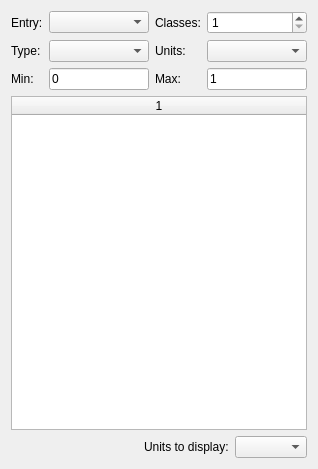
Before: the Qt Designer form GUIDialogs/GridEditor/DimensionParameters.ui in DyssolTEC/Dyssol-open, drawn with Qt 5.
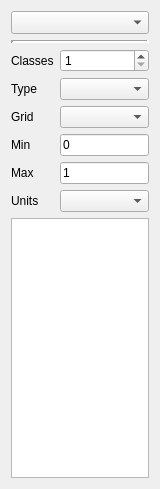
After: the same form once the commit is applied. Icons and pictures are not drawn. Custom widgets are drawn as their Qt base class.

Patch:
```diff
--- a/GUIDialogs/GridEditor/DimensionParameters.ui
+++ b/GUIDialogs/GridEditor/DimensionParameters.ui
@@ -6,8 +6,8 @@
    <rect>
     <x>0</x>
     <y>0</y>
-    <width>318</width>
-    <height>469</height>
+    <width>160</width>
+    <height>489</height>
    </rect>
   </property>
   <property name="windowTitle">
@@ -17,41 +17,184 @@
    <iconset resource="../../DyssolMainWindow/Resources.qrc">
     <normaloff>:/Icons/WinIcon</normaloff>:/Icons/WinIcon</iconset>
   </property>
-  <layout class="QVBoxLayout" name="verticalLayout" stretch="0,1,0">
+  <layout class="QVBoxLayout" name="verticalLayout" stretch="0,0,0,1">
+   <item>
+    <widget class="QComboBox" name="comboDistribution">
+     <property name="font">
+      <font>
+       <pointsize>10</pointsize>
+      </font>
+     </property>
+     <property name="toolTip">
+      <string>Distribution type</string>
+     </property>
+     <property name="statusTip">
+      <string>Distribution type</string>
+     </property>
+     <property name="whatsThis">
+      <string>Distribution type</string>
+     </property>
+    </widget>
+   </item>
+   <item>
+    <widget class="Line" name="line">
+     <property name="frameShadow">
+      <enum>QFrame::Sunken</enum>
+     </property>
+     <property name="lineWidth">
+      <number>3</number>
+     </property>
+     <property name="orientation">
+      <enum>Qt::Horizontal</enum>
+     </property>
+    </widget>
+   </item>
    <item>
     <layout class="QGridLayout" name="gridLayout">
-     <item row="0" column="1">
-      <widget class="QComboBox" name="comboBoxGridEntry"/>
-     </item>
-     <item row="0" column="2">
-      <widget class="QLabel" name="label">
+     <item row="5" column="0">
+      <widget class="QLabel" name="labelUnits">
+       <property name="toolTip">
+        <string>Units for PSD grid</string>
+       </property>
+       <property name="statusTip">
+        <string>Units for PSD grid</string>
+       </property>
+       <property name="whatsThis">
+        <string>Units for PSD grid</string>
+       </property>
        <property name="text">
-        <string>Classes:</string>
+        <string>Units</string>
        </property>
       </widget>
      </item>
-     <item row="0" column="0">
-      <widget class="QLabel" name="label_3">
+     <item row="4" column="0">
+      <widget class="QLabel" name="labelMax">
+       <property name="toolTip">
+        <string>Maximum grid limit</string>
+       </property>
+       <property name="statusTip">
+        <string>Maximum grid limit</string>
+       </property>
+       <property name="whatsThis">
+        <string>Maximum grid limit</string>
+       </property>
        <property name="text">
-        <string>Entry:</string>
+        <string>Max</string>
        </property>
       </widget>
      </item>
-     <item row="1" column="3">
-      <widget class="QComboBox" name="comboBoxUnits"/>
-     </item>
      <item row="1" column="0">
       <widget class="QLabel" name="labelDistrFunction">
        <property name="text">
-        <string>Type:</string>
+        <string>Type</string>
+       </property>
+      </widget>
+     </item>
+     <item row="2" column="0">
+      <widget class="QLabel" name="labelFun">
+       <property name="toolTip">
+        <string>Function to define grid</string>
+       </property>
+       <property name="statusTip">
+        <string>Function to define grid</string>
+       </property>
+       <property name="whatsThis">
+        <string>Function to define grid</string>
+       </property>
+       <property name="text">
+        <string>Grid</string>
+       </property>
+      </widget>
+     </item>
+     <item row="5" column="1">
+      <widget class="QComboBox" name="comboUnits">
+       <property name="toolTip">
+        <string>Units for PSD grid</string>
+       </property>
+       <property name="statusTip">
+        <string>Units for PSD grid</string>
+       </property>
+       <property name="whatsThis">
+        <string>Units for PSD grid</string>
+       </property>
+      </widget>
+     </item>
+     <item row="3" column="0">
+      <widget class="QLabel" name="labelMin">
+       <property name="toolTip">
+        <string>Minimum grid limit</string>
+       </property>
+       <property name="statusTip">
+        <string>Minimum grid limit</string>
+       </property>
+       <property name="whatsThis">
+        <string>Minimum grid limit</string>
+       </property>
+       <property name="text">
+        <string>Min</string>
+       </property>
+      </widget>
+     </item>
+     <item row="3" column="1">
+      <widget class="QLineEdit" name="lineMin">
+       <property name="toolTip">
+        <string>Minimum grid limit</string>
+       </property>
+       <property name="statusTip">
+        <string>Minimum grid limit</string>
+       </property>
+       <property name="whatsThis">
+        <string>Minimum grid limit</string>
+       </property>
+       <property name="text">
+        <string>0</string>
+       </property>
+      </widget>
+     </item>
+     <item row="2" column="1">
+      <widget class="QComboBox" name="comboFun">
+       <property name="toolTip">
+        <string>Function to define grid</string>
+       </property>
+       <property name="statusTip">
+        <string>Function to define grid</string>
+       </property>
+       <property name="whatsThis">
+        <string>Function to define grid</string>
        </property>
       </widget>
      </item>
      <item row="1" column="1">
-      <widget class="QComboBox" name="comboBoxGridFun"/>
+      <widget class="QComboBox" name="comboEntry">
+       <property name="toolTip">
+        <string>Grid type</string>
+       </property>
+       <property name="statusTip">
+        <string>Grid type</string>
+       </property>
+       <property name="whatsThis">
+        <string>Grid type</string>
+       </property>
+      </widget>
      </item>
-     <item row="0" column="3">
-      <widget class="QSpinBox" name="spinBoxClasses">
+     <item row="0" column="0">
+      <widget class="QLabel" name="labelClasses">
+       <property name="statusTip">
+        <string>Number of classes</string>
+       </property>
+       <property name="accessibleName">
+        <string>Number of classes</string>
+       </property>
+       <property name="accessibleDescription">
+        <string>Number of classes</string>
+       </property>
+       <property name="text">
+        <string>Classes</string>
+       </property>
+      </widget>
+     </item>
+     <item row="0" column="1">
+      <widget class="QSpinBox" name="spinClasses">
        <property name="sizePolicy">
         <sizepolicy hsizetype="Preferred" vsizetype="Fixed">
          <horstretch>0</horstretch>
@@ -66,36 +209,17 @@
        </property>
       </widget>
      </item>
-     <item row="1" column="2">
-      <widget class="QLabel" name="labelUnits">
-       <property name="text">
-        <string>Units:</string>
+     <item row="4" column="1">
+      <widget class="QLineEdit" name="lineMax">
+       <property name="toolTip">
+        <string>Maximum grid limit</string>
        </property>
-      </widget>
-     </item>
-     <item row="2" column="2">
-      <widget class="QLabel" name="labelMax">
-       <property name="text">
-        <string>Max:</string>
+       <property name="statusTip">
+        <string>Maximum grid limit</string>
        </property>
-      </widget>
-     </item>
-     <item row="2" column="0">
-      <widget class="QLabel" name="labelMin">
-       <property name="text">
-        <string>Min:</string>
+       <property name="whatsThis">
+        <string>Maximum grid limit</string>
        </property>
-      </widget>
-     </item>
-     <item row="2" column="1">
-      <widget class="QLineEdit" name="lineEditLimitMin">
-       <property name="text">
-        <string>0</string>
-       </property>
-      </widget>
-     </item>
-     <item row="2" column="3">
-      <widget class="QLineEdit" name="lineEditLimitMax">
        <property name="text">
         <string>1</string>
        </property>
@@ -114,6 +238,9 @@
      <property name="columnCount">
       <number>1</number>
      </property>
+     <attribute name="horizontalHeaderVisible">
+      <bool>false</bool>
+     </attribute>
      <attribute name="horizontalHeaderStretchLastSection">
       <bool>true</bool>
      </attribute>
@@ -123,33 +250,6 @@
      <column/>
     </widget>
    </item>
-   <item>
-    <layout class="QHBoxLayout" name="horizontalLayout">
-     <item>
-      <spacer name="horizontalSpacer">
-       <property name="orientation">
-        <enum>Qt::Horizontal</enum>
-       </property>
-       <property name="sizeHint" stdset="0">
-        <size>
-         <width>40</width>
-         <height>20</height>
-        </size>
-       </property>
-      </spacer>
-     </item>
-     <item>
-      <widget class="QLabel" name="labelDispUnits">
-       <property name="text">
-        <string>Units to display:</string>
-       </property>
-      </widget>
-     </item>
-     <item>
-      <widget class="QComboBox" name="comboBoxDispUnits"/>
-     </item>
-    </layout>
-   </item>
   </layout>
  </widget>
  <layoutdefault spacing="6" margin="11"/>
```
Left out of the diff: 38 changed lines with no effect on the pictures.
